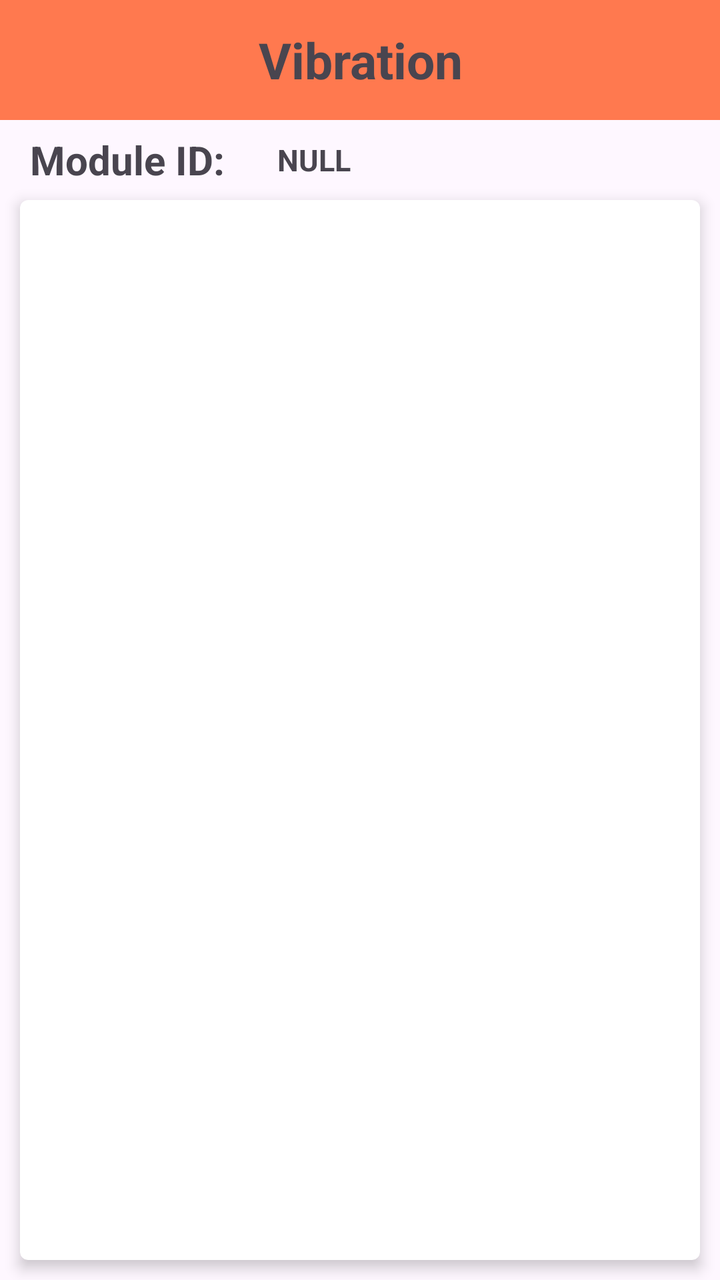
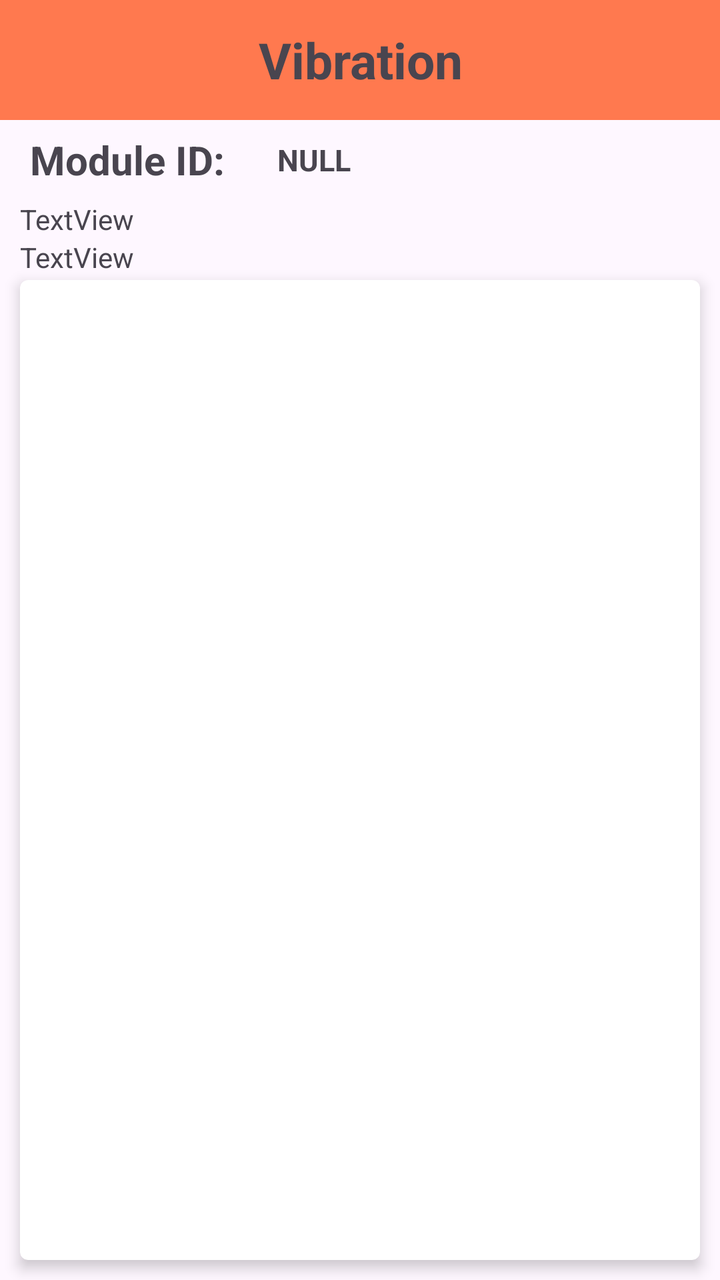

Compare the two renders of this Android layout. The source of the first and the diff that turns it into the second are given below.
<!-- AndroidManifest.xml: application theme Theme.Ptst -->
<!-- res/layout/fragment_vibration.xml -->
<?xml version="1.0" encoding="utf-8"?>
<FrameLayout xmlns:android="http://schemas.android.com/apk/res/android"
    xmlns:tools="http://schemas.android.com/tools"
    android:layout_width="match_parent"
    android:layout_height="match_parent"
    tools:context=".VibrationFragment">

    <TextView
        android:id="@+id/textView"
        android:layout_width="match_parent"
        android:layout_height="60dp"
        android:background="#ff794f"
        android:gravity="center"
        android:text="Vibration"
        android:textSize="25sp"
        android:textStyle="bold"
        tools:ignore="MissingConstraints" />

    <LinearLayout
        android:layout_width="match_parent"
        android:layout_height="40dp"
        android:orientation="horizontal"
        android:layout_marginTop="60dp"
        android:layout_marginLeft="5dp">

        <TextView
            android:layout_width="120dp"
            android:layout_height="match_parent"
            android:text="Module ID: "
            android:layout_marginLeft="10dp"
            android:textSize="20sp"
            android:textStyle="bold"
            android:gravity="center_vertical"/>

        <TextView
            android:id="@+id/tv_module_id"
            android:layout_width="280dp"
            android:layout_height="match_parent"
            android:text=" NULL "
            android:textSize="15sp"
            android:textStyle="bold"
            android:gravity="center_vertical"/>



    </LinearLayout>

    <androidx.cardview.widget.CardView xmlns:app="http://schemas.android.com/apk/res-auto"
        android:layout_width="match_parent"
        android:layout_height="match_parent"
        android:layout_marginTop="100dp"
        android:layout_marginLeft="10dp"
        android:layout_marginRight="10dp"
        android:layout_marginBottom="10dp"
        app:cardCornerRadius="4dp"
        app:cardElevation="4dp">


        <androidx.recyclerview.widget.RecyclerView
            android:id="@+id/recyclerView"
            android:layout_width="match_parent"
            android:layout_height="wrap_content"/>

        <TextView
            android:id="@+id/emptyView"
            android:layout_width="match_parent"
            android:layout_height="match_parent"
            android:gravity="center"
            android:textSize="20sp"
            android:text="No Vibration Notification Available"
            android:visibility="gone" />

    </androidx.cardview.widget.CardView>


</FrameLayout>
<!-- resources referenced by this layout -->
<resources>
  <style name="Theme.Ptst" parent="Base.Theme.Ptst" />
  <style name="Base.Theme.Ptst" parent="Theme.Material3.Light.NoActionBar">
          
          <item name="colorPrimary">@color/colorHeader</item>
  
      </style>
  <color name="colorHeader">#ff794f</color>
</resources>

<!-- the commit's change to res/layout/fragment_vibration.xml (unified diff, before → after) -->
@@ -1,5 +1,6 @@
 <?xml version="1.0" encoding="utf-8"?>
 <FrameLayout xmlns:android="http://schemas.android.com/apk/res/android"
+    xmlns:app="http://schemas.android.com/apk/res-auto"
     xmlns:tools="http://schemas.android.com/tools"
     android:layout_width="match_parent"
     android:layout_height="match_parent"
@@ -42,14 +43,35 @@
             android:gravity="center_vertical"/>
 
 
-
     </LinearLayout>
 
-    <androidx.cardview.widget.CardView xmlns:app="http://schemas.android.com/apk/res-auto"
+    <LinearLayout
+        android:layout_width="match_parent"
+        android:layout_height="wrap_content"
+        android:layout_marginTop="100dp"
+        android:orientation="vertical">
+
+        <TextView
+            android:id="@+id/textView2"
+            android:layout_width="wrap_content"
+            android:layout_height="wrap_content"
+            android:layout_marginLeft="10dp"
+            android:text="TextView" />
+
+        <TextView
+            android:id="@+id/textView3"
+            android:layout_width="wrap_content"
+            android:layout_height="wrap_content"
+            android:layout_weight="1"
+            android:layout_marginLeft="10dp"
+            android:text="TextView" />
+    </LinearLayout>
+
+    <androidx.cardview.widget.CardView
         android:layout_width="match_parent"
         android:layout_height="match_parent"
-        android:layout_marginTop="100dp"
         android:layout_marginLeft="10dp"
+        android:layout_marginTop="140dp"
         android:layout_marginRight="10dp"
         android:layout_marginBottom="10dp"
         app:cardCornerRadius="4dp"
@@ -59,15 +81,15 @@
         <androidx.recyclerview.widget.RecyclerView
             android:id="@+id/recyclerView"
             android:layout_width="match_parent"
-            android:layout_height="wrap_content"/>
+            android:layout_height="match_parent" />
 
         <TextView
             android:id="@+id/emptyView"
             android:layout_width="match_parent"
             android:layout_height="match_parent"
             android:gravity="center"
+            android:text="No Vibration Notification Available"
             android:textSize="20sp"
-            android:text="No Vibration Notification Available"
             android:visibility="gone" />
 
     </androidx.cardview.widget.CardView>
